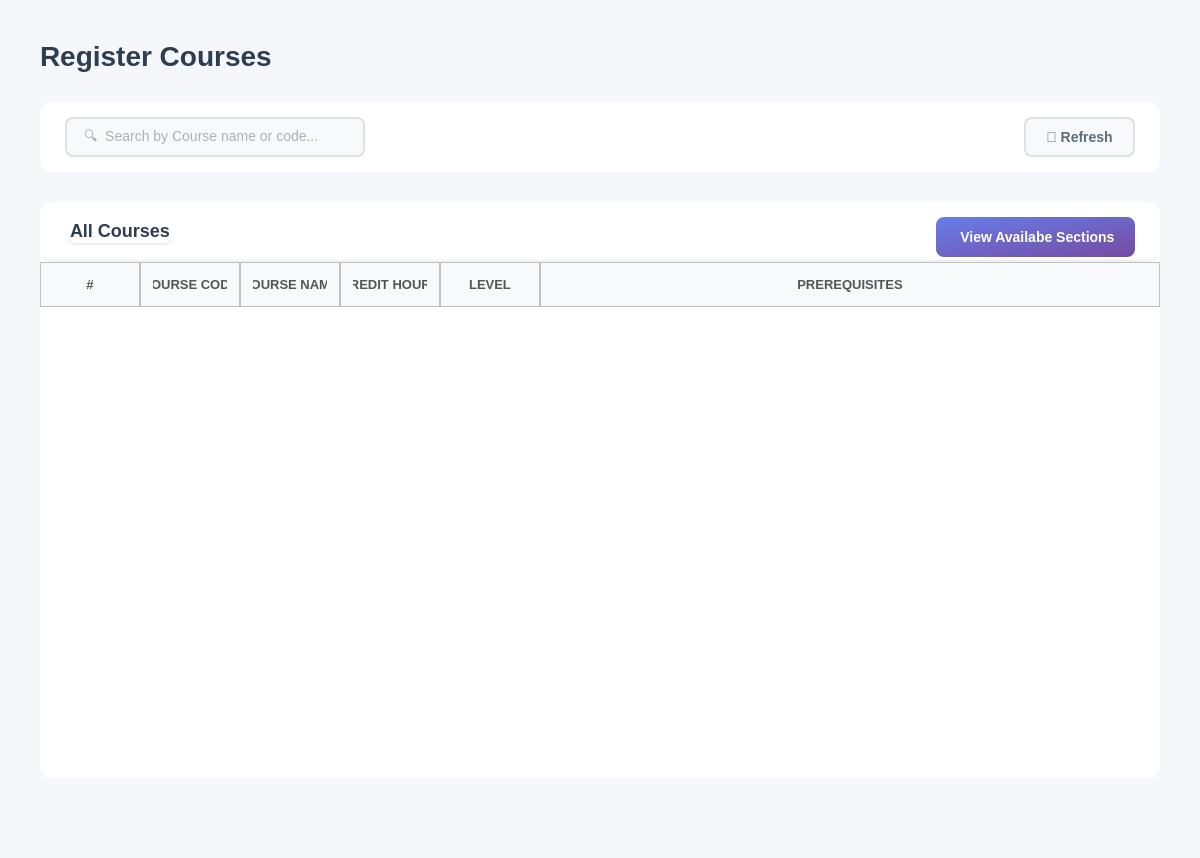
Above: app_ui/student_ui/submenus_ui/register_courses.ui from Yasser-Daffa/ECE-NewCloudMiagration before the change. Below: the same form after it.
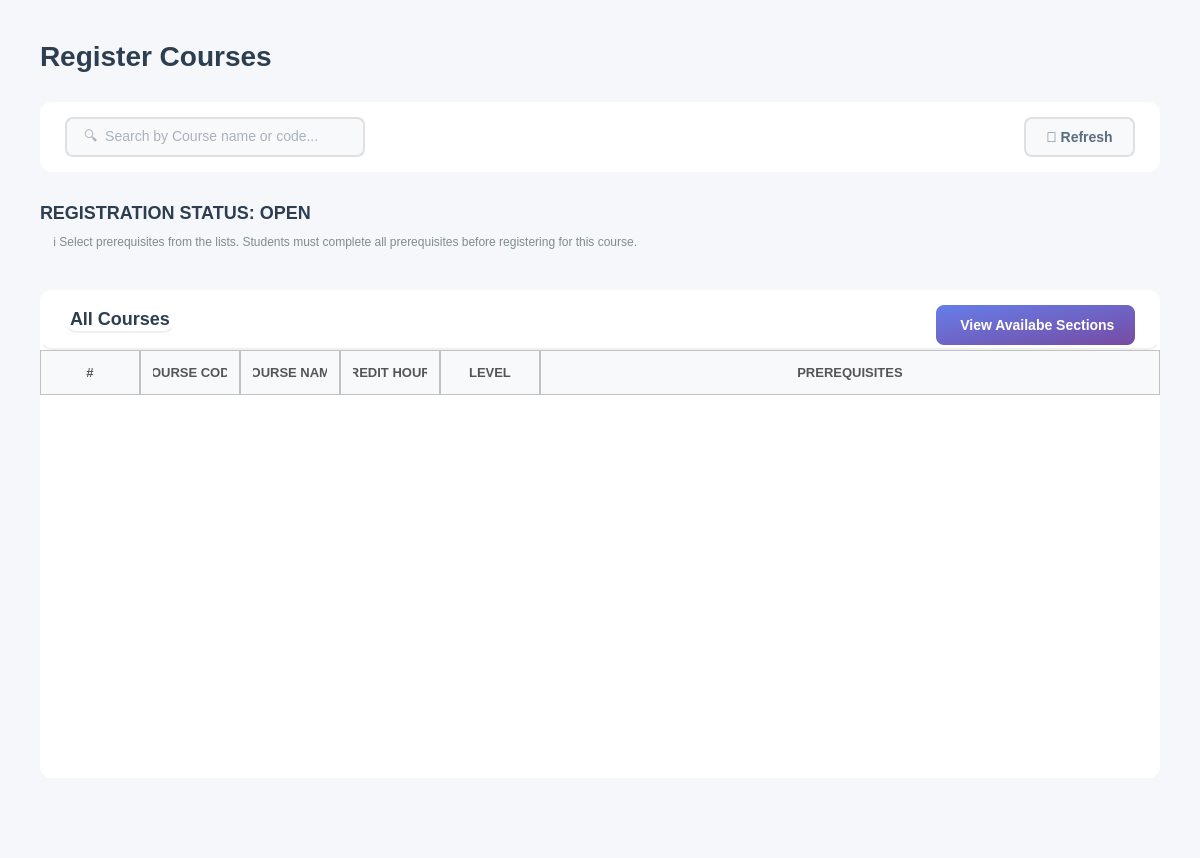
That is the form after the change. Icons and pictures are not drawn.

Commit message: fix attempt + status label for register_courses

The edit to the form file:
```diff
--- a/app_ui/student_ui/submenus_ui/register_courses.ui
+++ b/app_ui/student_ui/submenus_ui/register_courses.ui
@@ -187,6 +187,39 @@
      </layout>
     </widget>
    </item>
+   <item>
+    <layout class="QVBoxLayout" name="Info">
+     <property name="spacing">
+      <number>0</number>
+     </property>
+     <property name="rightMargin">
+      <number>0</number>
+     </property>
+     <item>
+      <widget class="QLabel" name="labelStatus_2">
+       <property name="styleSheet">
+        <string notr="true">font-size: 18px; font-weight: bold; color: #2c3e50; background: transparent;</string>
+       </property>
+       <property name="text">
+        <string>REGISTRATION STATUS: OPEN</string>
+       </property>
+      </widget>
+     </item>
+     <item>
+      <widget class="QLabel" name="labelInfo_2">
+       <property name="styleSheet">
+        <string notr="true">font-size: 12px; color: #7f8c8d; background: transparent; padding: 10px;</string>
+       </property>
+       <property name="text">
+        <string>ℹ️ Select prerequisites from the lists. Students must complete all prerequisites before registering for this course.</string>
+       </property>
+       <property name="wordWrap">
+        <bool>true</bool>
+       </property>
+      </widget>
+     </item>
+    </layout>
+   </item>
    <item>
     <widget class="QFrame" name="tableFrame">
      <property name="styleSheet">
```
The commit also changes 39 other files.
